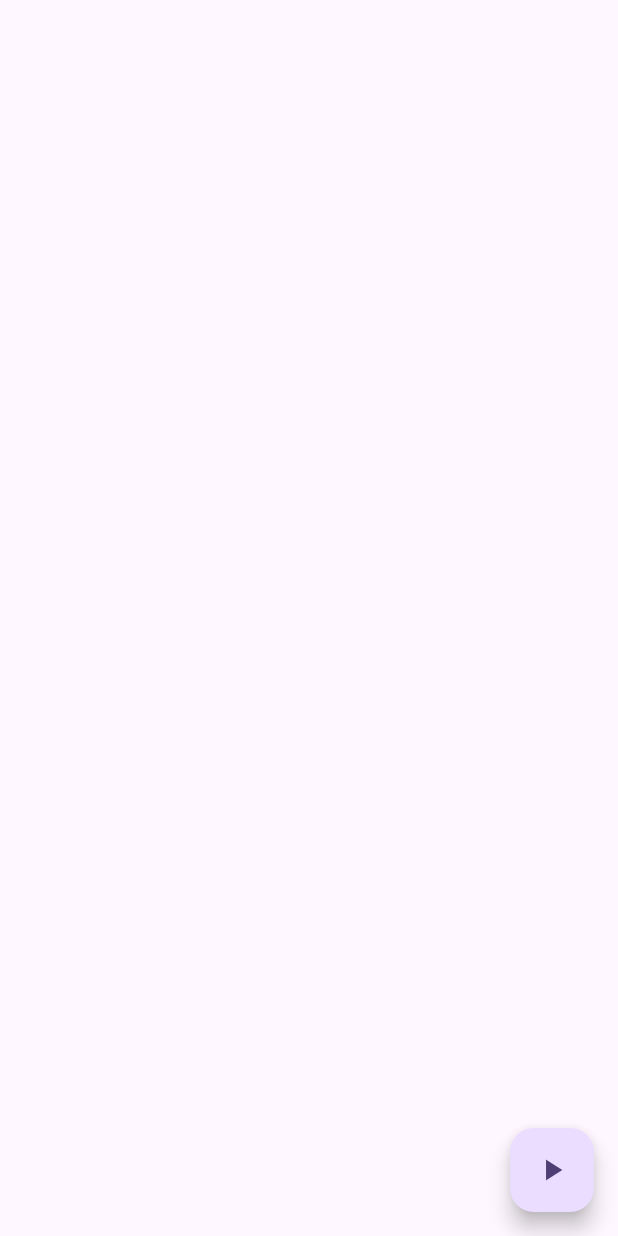
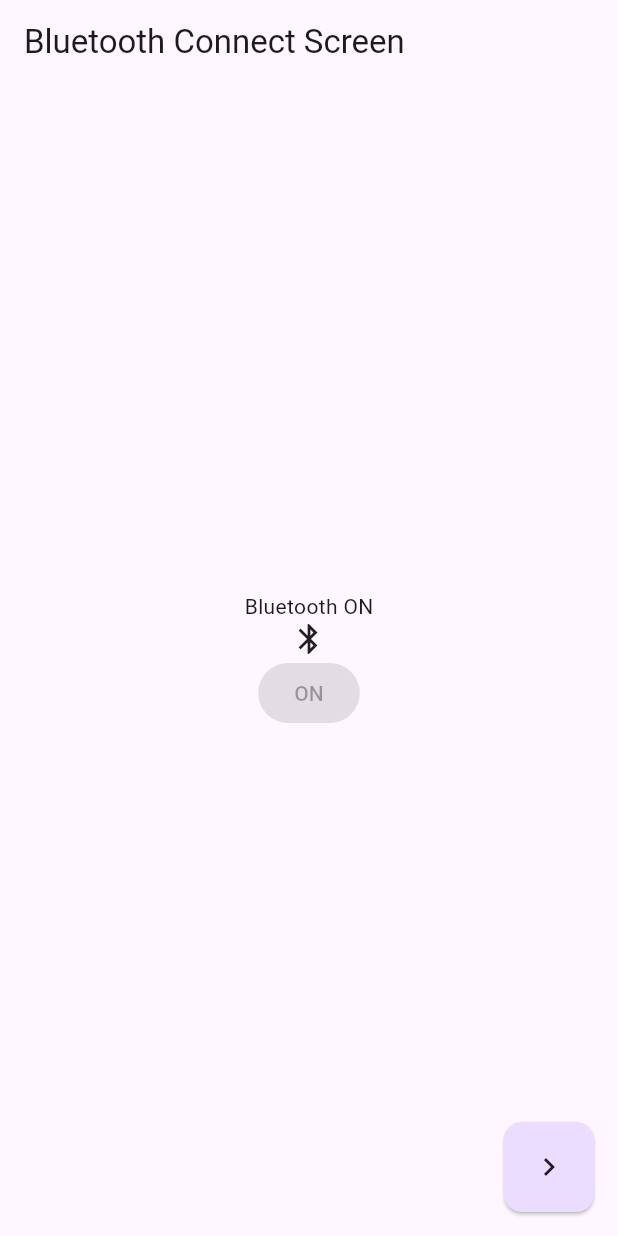
Before and after one commit to hamhoney/IoT, a Flutter app: the screen it shows after launch, on a phone screen of 412 x 824 dp. Run offline on Flutter 3.47's test engine with Material 3 defaults, Android fonts, the phone set to English and light mode, and no system bars; our stand-ins replace flutter_blue_plus; missing offline and left inert: flutter_logcat.

Commit message:
MobileBluetooth:demo1 - check Bluetooth Adapter ON/OFF

```diff
--- a/MobileBluetooth/bluetooth_demo1/lib/main.dart
+++ b/MobileBluetooth/bluetooth_demo1/lib/main.dart
@@ -1,3 +1,4 @@
+import 'package:bluetooth_demo1/screens/bluetooth_connect_screen.dart';
 import 'package:flutter/material.dart';
 import 'package:flutter_logcat/flutter_logcat.dart';
 
@@ -17,47 +18,7 @@ class MyApp extends StatelessWidget {
         colorScheme: ColorScheme.fromSeed(seedColor: Colors.deepPurple),
         useMaterial3: true,
       ),
-      home: const MyHomePage(title: 'Flutter Demo Home Page'),
+      home: const BluetoothConnectScreen(),
     );
   }
 }
-
-class MyHomePage extends StatefulWidget {
-  const MyHomePage({
-    super.key,
-    required this.title
-  });
-
-  final String title;
-
-  @override
-  State<MyHomePage> createState() => _MyHomePageState();
-}
-
-class _MyHomePageState extends State<MyHomePage> {
-  @override
-  void initState() {
-    super.initState();
-    Log.v('initState..');
-  }
-
-  @override
-  void dispose() {
-    Log.v('dispose..');
-    super.dispose();
-  }
-
-  @override
-  Widget build(BuildContext context) {
-    Log.v('build..');
-    return Scaffold(
-      floatingActionButton: FloatingActionButton(
-        onPressed: () {
-          // Bluetooth Scanning
-
-        },
-        child: const Icon(Icons.play_arrow),
-      ),
-    );
-  }
-}
--- /dev/null
+++ b/MobileBluetooth/bluetooth_demo1/lib/screens/bluetooth_connect_screen.dart
@@ -0,0 +1,105 @@
+import 'dart:async';
+import 'dart:io';
+
+import 'package:animations/animations.dart';
+import 'package:bluetooth_demo1/screens/bluetooth_discover_screen.dart';
+import 'package:flutter/material.dart';
+import 'package:flutter_blue_plus/flutter_blue_plus.dart';
+import 'package:flutter_logcat/flutter_logcat.dart';
+
+class BluetoothConnectScreen extends StatefulWidget {
+  const BluetoothConnectScreen({super.key});
+
+  @override
+  State<BluetoothConnectScreen> createState() => _BluetoothConnectScreenState();
+}
+
+class _BluetoothConnectScreenState extends State<BluetoothConnectScreen> {
+  // 블루투스 어댑터 상태
+  BluetoothAdapterState adapterState = BluetoothAdapterState.unknown;
+  // 블루투스 어댑터 실시간 상태 - 구독 서비스^^
+  late StreamSubscription<BluetoothAdapterState> adapterStateSubscription;
+
+  final String connectMsgOff = 'Bluetooth OFF';
+  final String connectMsgOn = 'Bluetooth ON';
+  late String connectMessage;
+
+  @override
+  void initState() {
+    super.initState();
+    Log.v('initState..');
+    adapterStateSubscription = FlutterBluePlus.adapterState.listen((BluetoothAdapterState state) {
+      adapterState = state;
+      Log.s('BluetootAdapterState Subscription state:$state');
+      // 메시지 갱신
+      connectMessage = isConnected ? connectMsgOn : connectMsgOff;
+
+      if (mounted) {
+        setState(() {});
+      }
+    },);
+  }
+
+  @override
+  void dispose() {
+    Log.v('dispose..');
+    // 블루투스 어댑터 상태 - 구독 취소
+    adapterStateSubscription.cancel();
+    super.dispose();
+  }
+
+  @override
+  Widget build(BuildContext context) {
+    return Scaffold(
+      appBar: AppBar(
+        title: Text('Bluetooth Connect Screen'),
+      ),
+      body: Center(
+        child: Column(
+          mainAxisAlignment: MainAxisAlignment.center,
+          children: [
+            Text(connectMessage),
+            Icon(isConnected ? Icons.bluetooth : Icons.bluetooth_disabled),
+            ElevatedButton(
+              onPressed: isConnected ? null : () async {
+                // Request Bluetooth Connect
+                Log.d('Bluetooth turnOn..');
+                try {
+                  if (Platform.isAndroid) {
+                    await FlutterBluePlus.turnOn(timeout: 8);
+                  }
+                } catch (error, stackTrace) {
+                  Log.w('Bluetooth turnOn Exception:\n$stackTrace');
+                }
+              },
+              child: Text(isConnected ? 'ON' : 'OFF'),
+            )
+          ],
+        ),
+      ),
+      floatingActionButton: Visibility(
+        visible: isConnected,
+        child: OpenContainer(
+          transitionDuration: const Duration(milliseconds: 680),
+          openBuilder: (context, action) {
+            return BluetoothDiscoverScreen();
+          },
+          closedShape: RoundedRectangleBorder(
+            borderRadius: BorderRadius.circular(12.0),
+          ),
+          closedColor: Theme.of(context).colorScheme.primaryContainer,
+          closedBuilder: (context, action) {
+            return SizedBox(
+              width: 60.0,
+              height: 60.0,
+              child: Icon(Icons.navigate_next)
+            );
+          },
+        ),
+      ),
+    );
+  }
+
+  // 디바이스 블루투스 ON / OFF 상태 체크
+  bool get isConnected => adapterState == BluetoothAdapterState.on;
+}
--- /dev/null
+++ b/MobileBluetooth/bluetooth_demo1/lib/screens/bluetooth_discover_screen.dart
@@ -0,0 +1,25 @@
+import 'package:flutter/material.dart';
+import 'package:flutter_blue_plus/flutter_blue_plus.dart';
+
+class BluetoothDiscoverScreen extends StatefulWidget {
+  const BluetoothDiscoverScreen({super.key});
+
+  @override
+  State<BluetoothDiscoverScreen> createState() => _BluetoothDiscoverScreenState();
+}
+
+class _BluetoothDiscoverScreenState extends State<BluetoothDiscoverScreen> {
+  List<BluetoothDevice> devices = [];
+
+  @override
+  Widget build(BuildContext context) {
+    return Scaffold(
+      appBar: AppBar(
+        title: Text('Bluetooth Discover Screen'),
+      ),
+      body: Center(
+        child: Text('Discover Screen'),
+      ),
+    );
+  }
+}
--- a/MobileBluetooth/bluetooth_demo1/pubspec.yaml
+++ b/MobileBluetooth/bluetooth_demo1/pubspec.yaml
@@ -37,6 +37,7 @@ dependencies:
   cupertino_icons: ^1.0.8
   flutter_logcat: ^1.2.8
   flutter_blue_plus: ^1.34.5
+  animations: ^2.0.11
 
 dev_dependencies:
   flutter_test:
```
